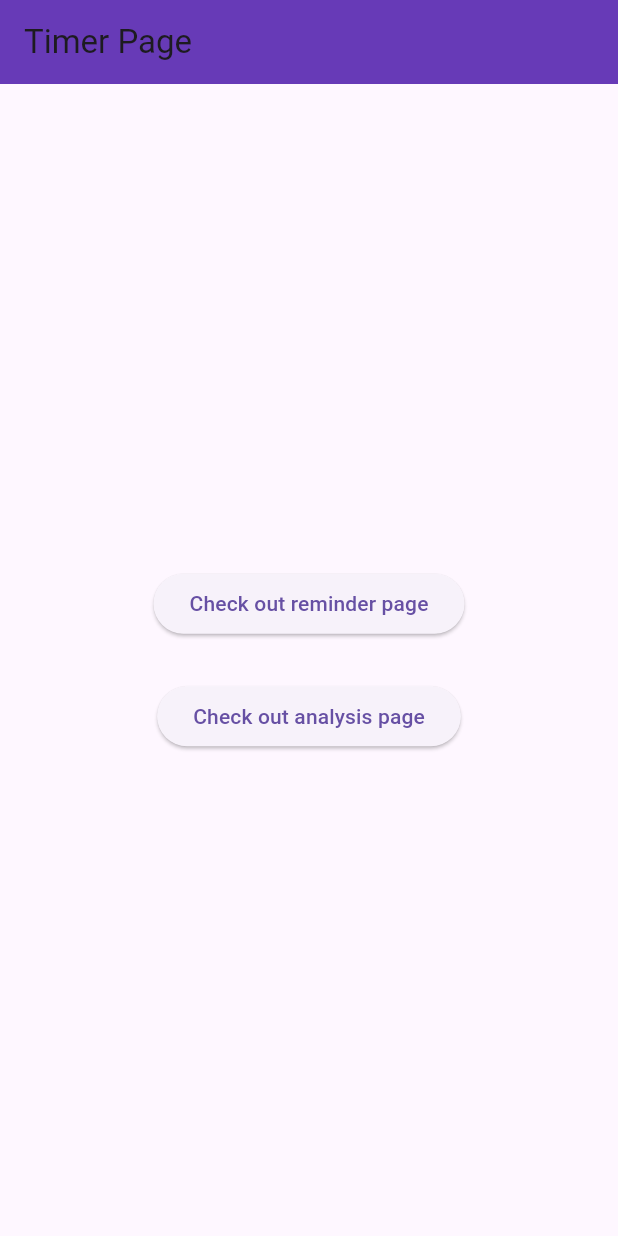
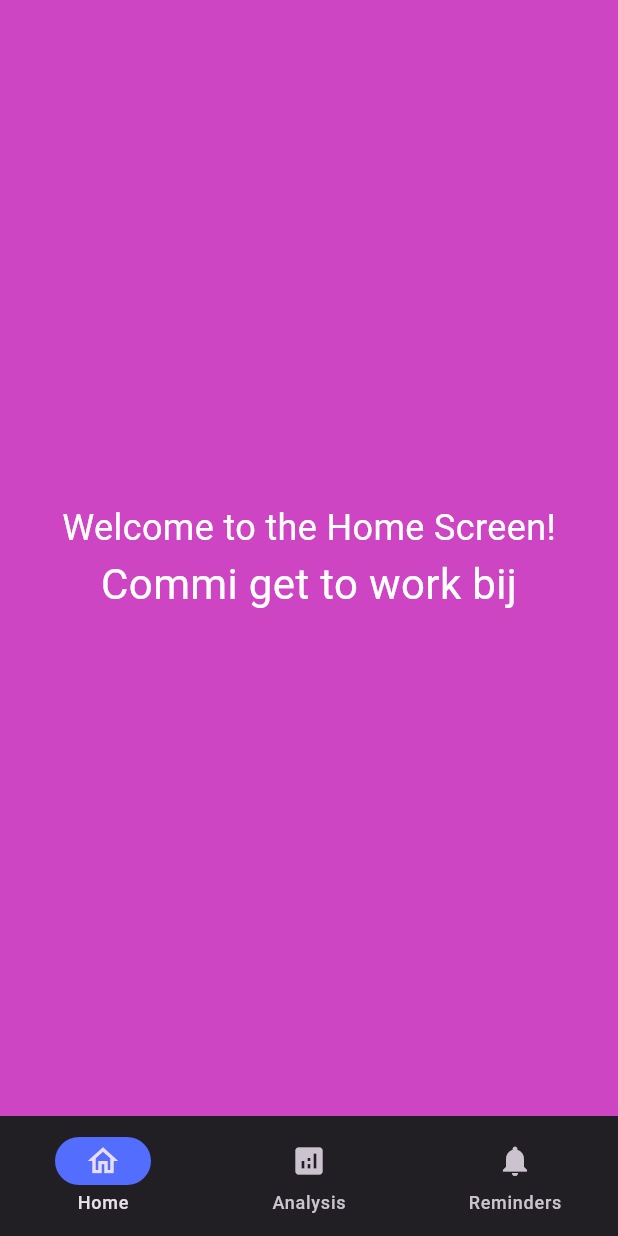
Before and after one commit to honhaoyuan0/Malefic-Visions, a Flutter app: the screen it shows after launch, on a phone screen of 412 x 824 dp. Run offline on Flutter 3.47's test engine with Material 3 defaults, Android fonts, the light colour scheme and no system bars; our stand-ins replace flutter_svg.

Commit message:
Added navigation bar so dont have to work with pathetic buttons anymore

```diff
--- a/lib/main.dart
+++ b/lib/main.dart
@@ -2,7 +2,7 @@ import 'package:flutter/material.dart';
 import 'screens/screens.dart';
 
 void main() {
-  runApp(MyApp());
+  runApp(const MyApp());
 }
 
 class MyApp extends StatelessWidget {
@@ -11,9 +11,36 @@ class MyApp extends StatelessWidget {
   @override
   Widget build(BuildContext context){
     return MaterialApp(
-      title: 'Flutter Demo',
+      title: 'Malefic Visions',
       theme: ThemeData(
-        primarySwatch: Colors.deepPurple,
+        useMaterial3: true,
+        scaffoldBackgroundColor: const Color.fromARGB(255, 206, 69, 195),
+        elevatedButtonTheme: ElevatedButtonThemeData(
+          style: ElevatedButton.styleFrom(
+            backgroundColor: Colors.deepPurple,
+            foregroundColor: Colors.white,
+            textStyle: TextStyle(
+              fontSize: 20,
+              fontWeight: FontWeight.bold,
+            ),
+          ),
+        ),
+        colorScheme: ColorScheme.fromSeed(
+          seedColor: Colors.deepPurple,
+          primary: Colors.deepPurple,
+          secondary: Colors.amber,
+          brightness: Brightness.dark
+        ),
+        textTheme: TextTheme(
+          bodyMedium: TextStyle(
+            color: Colors.white,
+            fontSize: 28,
+          ),
+          bodyLarge: TextStyle(
+            color: Colors.white,
+            fontSize: 32,
+          ),
+        )
       ),
       home: const MyHome(),
     );
--- a/lib/screens/home_screen.dart
+++ b/lib/screens/home_screen.dart
@@ -2,44 +2,84 @@ import 'package:flutter/material.dart';
 import 'reminder_screen.dart';
 import 'analysis.dart';
 
-class MyHome extends StatelessWidget {
+class MyHome extends StatefulWidget {
   const MyHome({
     super.key,
   });
 
-// Home Page i guess
+  @override
+  State<MyHome> createState() => _MyHomeState();
+}
+
+class _MyHomeState extends State<MyHome> {
+  int currentPageIndex = 0;
+
+  Widget _buildPage() {
+    switch (currentPageIndex) {
+      case 0:
+        return HomeBody();
+      case 1:
+        return ScreenTimeAnalysis();
+      case 2:
+        return Reminder();
+      default:
+        return HomeBody(); // Default to HomeBody if index is out of range
+    }
+  }
+
   @override
   Widget build(BuildContext context) {
     return Scaffold(
-        appBar: AppBar(
-          backgroundColor: Colors.deepPurple,
-          title: const Text('Timer Page'),
+      // Nav Bar
+      bottomNavigationBar: NavigationBar(
+        onDestinationSelected: (int index) {
+          setState(() {
+            currentPageIndex = index;
+          });
+        },
+        indicatorColor: Colors.indigoAccent,
+        selectedIndex: currentPageIndex,
+        destinations: const <Widget>[
+          NavigationDestination(
+            selectedIcon: Icon(Icons.home_outlined),
+            icon: Icon(Icons.home),
+            label: 'Home',
           ),
-        body: Center(
+          NavigationDestination(
+            selectedIcon: Icon(Icons.analytics_outlined),
+            icon: Icon(Icons.analytics),
+            label: 'Analysis',
+          ),
+          NavigationDestination(
+            selectedIcon: Icon(Icons.notifications_outlined),
+            icon: Icon(Icons.notifications),
+            label: 'Reminders',
+          ),
+        ],
+      ),
+        body: _buildPage(),
+      );
+  }
+}
+
+// Home Page Body
+class HomeBody extends StatelessWidget {
+  const HomeBody({
+    super.key,
+  });
+
+  @override
+  Widget build(BuildContext context) {
+    return Center(
       child: Column(
         mainAxisAlignment: MainAxisAlignment.center,
         children: [
-            ElevatedButton(
-              onPressed: () {
-                Navigator.push(
-                  context,
-                  MaterialPageRoute(builder: (context) => const Reminder()),
-                );
-              },
-              child: const Text('Check out reminder page'),
+          const Text(
+            'Welcome to the Home Screen!',
+            style: TextStyle(fontSize: 24),
           ),
-              const SizedBox(height: 27),
-            ElevatedButton(
-              onPressed: () {
-                Navigator.push(
-                  context,
-                  MaterialPageRoute(builder: (context) => const ScreenTimeAnalysis()),
-                );
-              },
-              child: const Text('Check out analysis page'),
-            ),
+          const Text("Commi get to work bij")
         ],
-          ),
       ),
     );
   }
```
Also changed, not shown: lib/screens/analysis.dart (+2 -9 lines), lib/screens/reminder_screen.dart (+14 -8 lines), lib/global_widgets/nav_bar.dart (added). Lines whose indentation alone changed are shown as unchanged.
